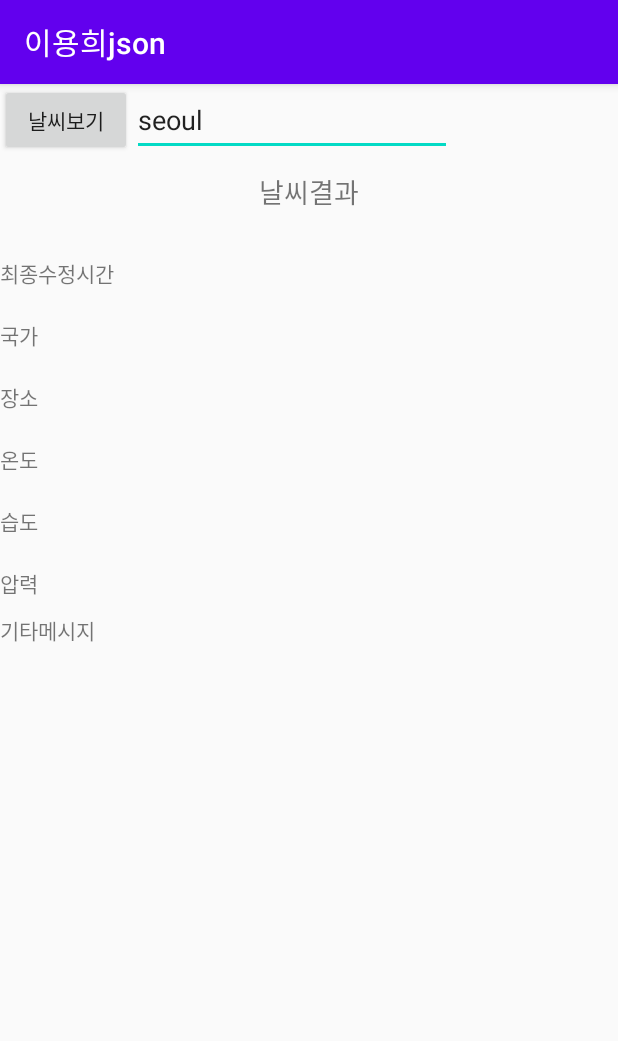
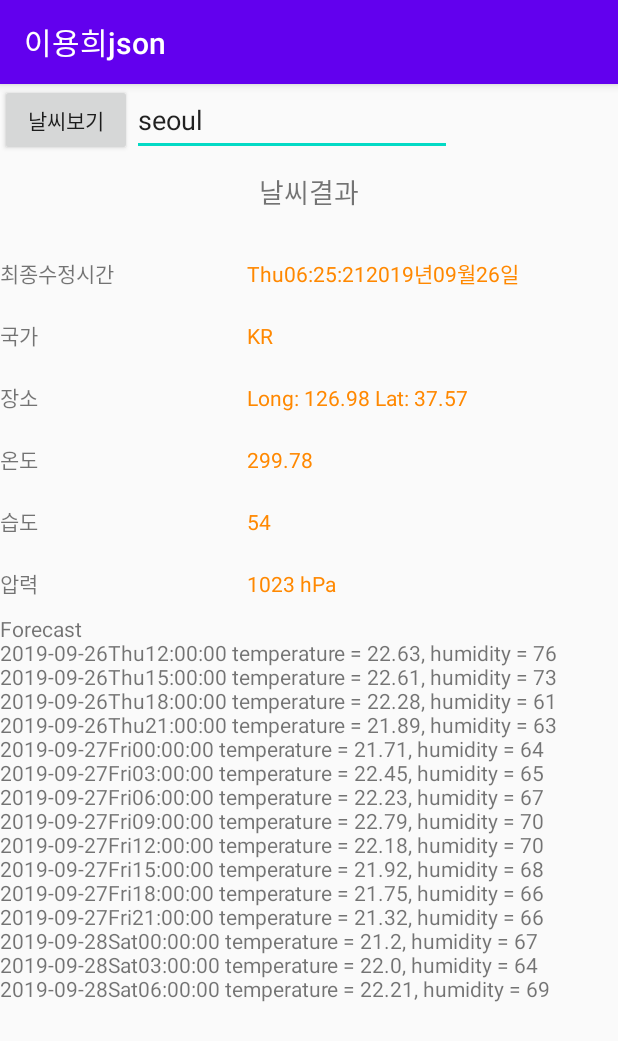
Before and after one commit to ylee9994/ylee20202B, an Android app: the screen it shows after launch (MainActivity), after a tap on "날씨보기", on a phone screen of 412 x 824 dp. Shown: the top 1041 px of the screen. Run offline under Robolectric (Android 15) with nearby library versions, the phone set to English and light mode, and no system bars.

Commit message:
2020 0903

```diff
--- a/07json/src/main/java/com/ylee/a07json/MainActivity.java
+++ b/07json/src/main/java/com/ylee/a07json/MainActivity.java
@@ -10,12 +10,16 @@ import android.widget.Button;
 import android.widget.EditText;
 import android.widget.TextView;
 
+import org.json.JSONArray;
+import org.json.JSONObject;
 import org.xmlpull.v1.XmlPullParser;
 import org.xmlpull.v1.XmlPullParserFactory;
 
 import java.io.StringReader;
+import java.text.SimpleDateFormat;
 import java.util.ArrayList;
 import java.util.Collections;
+import java.util.Date;
 
 public class MainActivity extends AppCompatActivity {
 
@@ -44,8 +48,84 @@ public class MainActivity extends AppCompatActivity {
         button.setOnClickListener(new View.OnClickListener() {
             @Override
             public void onClick(View v) {
-
+                parseJSONforecast(jsonforecast);
+                parseJSONdata(jsondata);
             }
         });
     }
+
+    public void parseJSONdata(String odata){
+        Integer humidityval=0;
+        Integer pressureval = 0;
+        Double  tempval=0.0;
+        Double  lon = 0.0, lat = 0.0;
+        String  countryval = null;
+        Long udate = 0L;
+        Date date = null;
+        SimpleDateFormat format1 = null;
+        try {
+            JSONObject jsonObject = new JSONObject(odata);
+            JSONObject jmain = jsonObject.getJSONObject("main");
+            humidityval = jmain.getInt("humidity");
+            tempval = jmain.getDouble("temp");
+            pressureval = jmain.getInt("pressure");
+
+            JSONObject jcoord = jsonObject.getJSONObject("coord");
+            lon = jcoord.getDouble("lon");
+            lat = jcoord.getDouble("lat");
+
+            JSONObject jsys = jsonObject.getJSONObject("sys");
+            countryval = jsys.getString("country");
+
+            udate = jsonObject.getLong("dt");
+            date = new Date(udate * 1000);
+            format1 =
+                    new SimpleDateFormat("EHH:mm:ssyyyy년MM월dd일");
+
+
+        }catch (Exception e){
+            e.printStackTrace();
+            Log.e("JSONParsing", "Parsing Error");
+        }
+        temp.setText(tempval.toString());
+        humidity.setText(humidityval.toString());
+        location.setText("Long: " + lon + " Lat: " + lat );
+        pressure.setText(pressureval + " hPa");
+        country.setText(countryval);
+        updates.setText(format1.format(date));
+    }
+
+    public void parseJSONforecast(String odata){
+        Integer humidity;
+        Double temperature;
+        String presult = null;
+
+        if(odata == null){
+            textView.setText("데이터없음");
+            return;
+        }
+
+        presult = "Forecast\n";
+        try{
+            JSONObject jsonObject = new JSONObject(odata);
+            JSONArray jArray = jsonObject.getJSONArray("list");
+            for(int i=0; i<jArray.length(); ++i){
+                JSONObject jlist = jArray.getJSONObject(i);
+                Long udate = jlist.getLong("dt");
+                Date date = new Date(udate * 1000);
+                SimpleDateFormat dateFormat =
+                        new SimpleDateFormat("yyyy-MM-ddEHH:mm:ss");
+                JSONObject jmain = jlist.getJSONObject("main");
+                temperature = jmain.getDouble("temp");
+                humidity = jmain.getInt("humidity");
+                presult += dateFormat.format(date) +
+                        " temperature = " + temperature + ", " +
+                        "humidity = " + humidity + "\n";
+            }
+        }catch (Exception e){
+            e.printStackTrace();
+            Log.e("JSONParsing", "Parsing Error");
+        }
+        textView.setText(presult);
+    }
 }
--- a/settings.gradle
+++ b/settings.gradle
@@ -1,3 +1,4 @@
+include ':07json'
 include ':06xmljson'
 include ':03http'
 include ':02thread'
```
Also changed, not shown: 06xmljson/src/main/java/com/ylee/a06xmljson/MainActivity.java (+27 -4 lines), 06xmljson/src/main/java/com/ylee/a06xmljson/SBooks.java (added, +31 -0 lines).
